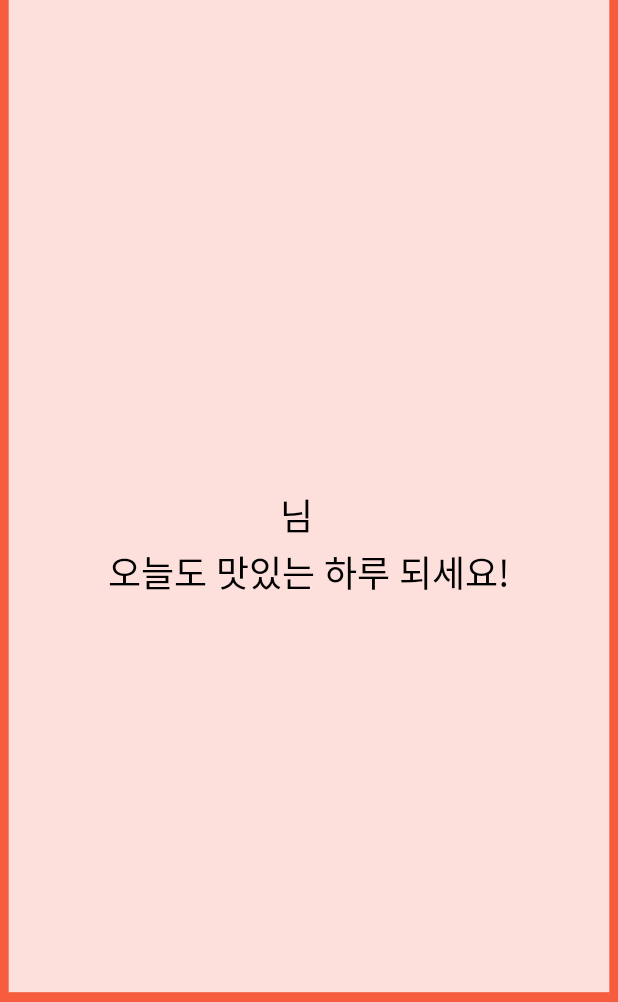
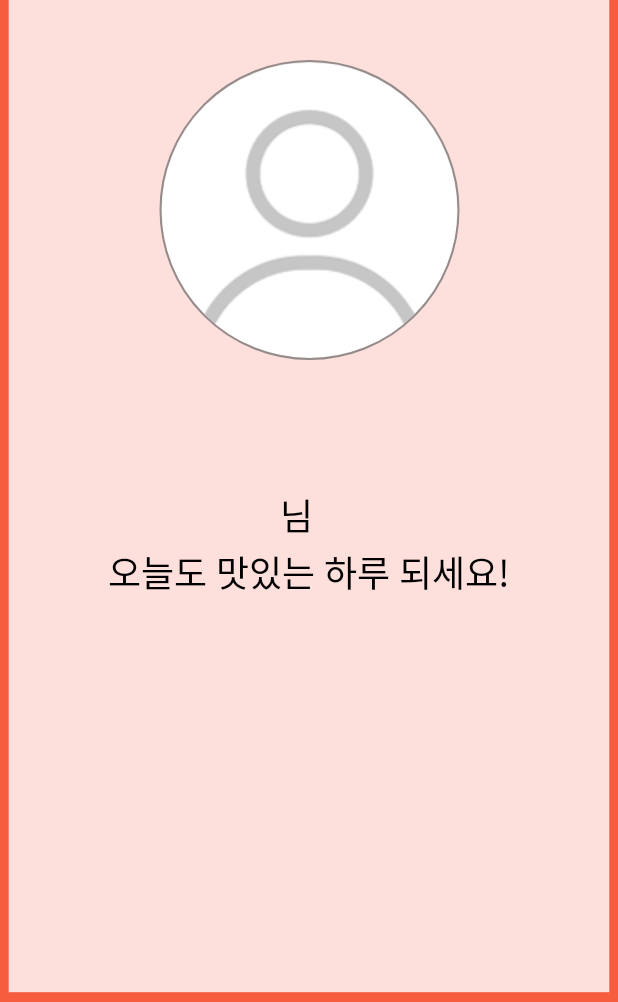
Before and after one commit to Yaneodoo/Bistroad_Application, an Android app: the LoginConfirmed screen opened directly, with no data from a screen before it, on a phone screen of 412 x 824 dp, the part 234-1236 px from its top. Run offline under Robolectric (Android 15) with nearby library versions, the phone set to English and light mode, and no system bars; our stand-ins replace CircleImageView.

Commit message:
loginconfirm default image when url is null cannot exit even back twice

```diff
--- a/app/src/main/java/com/example/yaneodoo/Login.java
+++ b/app/src/main/java/com/example/yaneodoo/Login.java
@@ -119,12 +119,14 @@ public class Login extends AppCompatActivity {
             if(role.equals("ROLE_STORE_OWNER")){
                 Intent intent = new Intent(Login.this, ShowOwnerBistroList.class);
                 startActivity(intent);
+                Login.this.finish();
             }
             else{
                 Intent sIntent = new Intent(getApplicationContext(), GetCurrentGPSService.class);
                 startService(sIntent);
                 Intent intent = new Intent(Login.this, ShowCustomerBistroList.class);
                 startActivity(intent);
+                Login.this.finish();
             }
         }
 
--- a/app/src/main/java/com/example/yaneodoo/LoginConfirmed.java
+++ b/app/src/main/java/com/example/yaneodoo/LoginConfirmed.java
@@ -34,8 +34,6 @@ public class LoginConfirmed extends AppCompatActivity {
 
         SharedPreferences tk = getSharedPreferences("sFile", MODE_PRIVATE);
         token = tk.getString("bistrotk","");
-        profileUrl = tk.getString("profileUrl","");
-        Log.d("TOKEN", token);
         final TextView loginText = (TextView)findViewById(R.id.login_profile_text);
         RestGetUserInfo restGetUserInfo = new RestGetUserInfo(url, token, tk);
         try {
@@ -46,15 +44,21 @@ public class LoginConfirmed extends AppCompatActivity {
             e.printStackTrace();
         }
 
+        profileUrl = tk.getString("profileUrl","noProfile");
+        if(profileUrl.equals("noProfile")){
+
+        }
+        else {
             GetImage getStoreImage = new GetImage();
             try {
                 Bitmap sbitmap = getStoreImage.execute(profileUrl).get();
-            de.hdodenhof.circleimageview.CircleImageView bistroRepresentImage=(de.hdodenhof.circleimageview.CircleImageView) findViewById(R.id.login_confirmed_profile_image);
+                de.hdodenhof.circleimageview.CircleImageView bistroRepresentImage = (de.hdodenhof.circleimageview.CircleImageView) findViewById(R.id.login_confirmed_profile_image);
                 bistroRepresentImage.setImageBitmap(sbitmap);
             } catch (ExecutionException e) {
                 e.printStackTrace();
             } catch (InterruptedException e) {
                 e.printStackTrace();
+            }
         }
 
         name = tk.getString("fullName","");
--- a/app/src/main/java/com/example/yaneodoo/REST/RestPostAuth.java
+++ b/app/src/main/java/com/example/yaneodoo/REST/RestPostAuth.java
@@ -63,7 +63,7 @@ public class RestPostAuth extends AsyncTask<Integer, Void, Integer> {
                 JSONObject jsonLogin = new JSONObject(loginInfo);
                 String token = jsonLogin.getString("access_token");
                 SharedPreferences.Editor editor = tk.edit();
-                editor.putString("bistrotk", token); //
+                editor.putString("bistrotk", token);
                 editor.putString("bId",mId);
                 editor.putString("bPwd",mPwd);
                 editor.commit();
--- a/app/src/main/res/layout/info_edit.xml
+++ b/app/src/main/res/layout/info_edit.xml
@@ -196,10 +196,12 @@
         android:layout_width="wrap_content"
         android:layout_height="wrap_content"
         android:layout_marginTop="630dp"
+        android:layout_marginBottom="53dp"
         android:backgroundTint="#FFC8C8"
         android:text="뒤로가기"
         android:textColor="#000000"
         android:textSize="18sp"
+        app:layout_constraintBottom_toBottomOf="parent"
         app:layout_constraintEnd_toEndOf="parent"
         app:layout_constraintHorizontal_bias="0.27"
         app:layout_constraintStart_toStartOf="parent"
@@ -210,10 +212,12 @@
         android:layout_width="wrap_content"
         android:layout_height="wrap_content"
         android:layout_marginTop="630dp"
+        android:layout_marginBottom="53dp"
         android:backgroundTint="#FFC8C8"
         android:text="정보수정"
         android:textColor="#000000"
         android:textSize="18sp"
+        app:layout_constraintBottom_toBottomOf="parent"
         app:layout_constraintEnd_toEndOf="parent"
         app:layout_constraintHorizontal_bias="0.73"
         app:layout_constraintStart_toStartOf="parent"
--- a/app/src/main/res/layout/login_confirmed.xml
+++ b/app/src/main/res/layout/login_confirmed.xml
@@ -50,12 +50,11 @@
         android:id="@+id/login_confirmed_profile_image"
         android:layout_width="wrap_content"
         android:layout_height="200dp"
-        android:layout_marginTop="200dp"
-        android:src="@drawable/login_confirmed"
+        android:layout_marginTop="196dp"
+        android:src="@drawable/mypage"
         app:civ_border_color="#FF948B8B"
         app:civ_border_width="1dp"
         app:layout_constraintEnd_toEndOf="parent"
-        app:layout_constraintHorizontal_bias="1.0"
         app:layout_constraintStart_toStartOf="parent"
         app:layout_constraintTop_toTopOf="parent" />
 
```
Also changed, not shown: app/src/main/java/com/example/yaneodoo/Customer/ShowCustomerBistroList.java (+13 -0 lines), app/src/main/java/com/example/yaneodoo/Owner/ShowOwnerBistroList.java (+14 -0 lines). Lines whose indentation alone changed are shown as unchanged.
